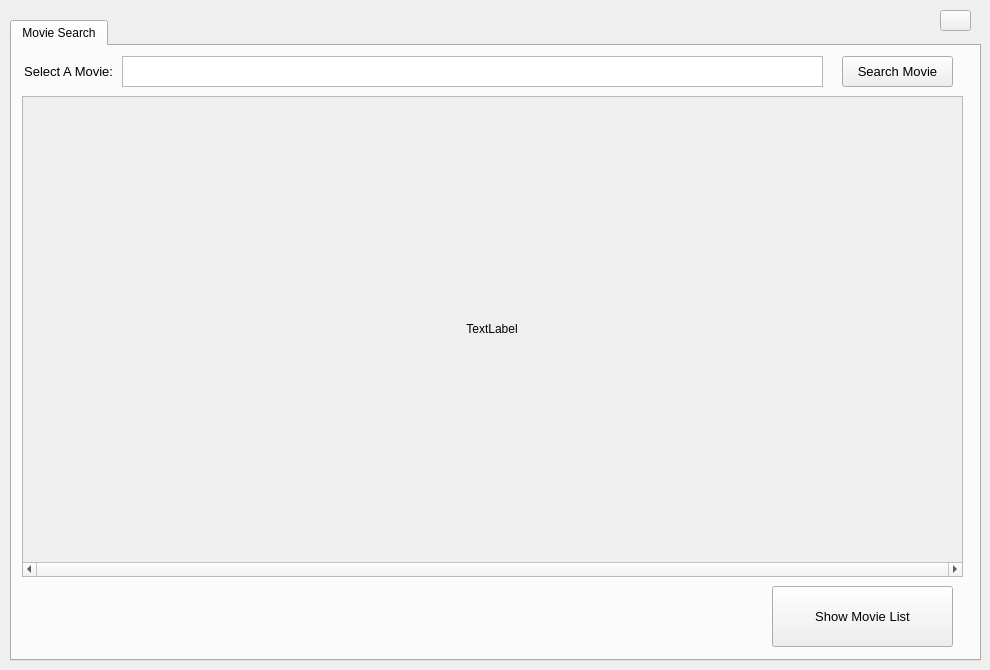
The window that UI Files/MainWindow.ui (Jaydeeph/Entertainment-Planner) describes before a commit, drawn with Qt 5.
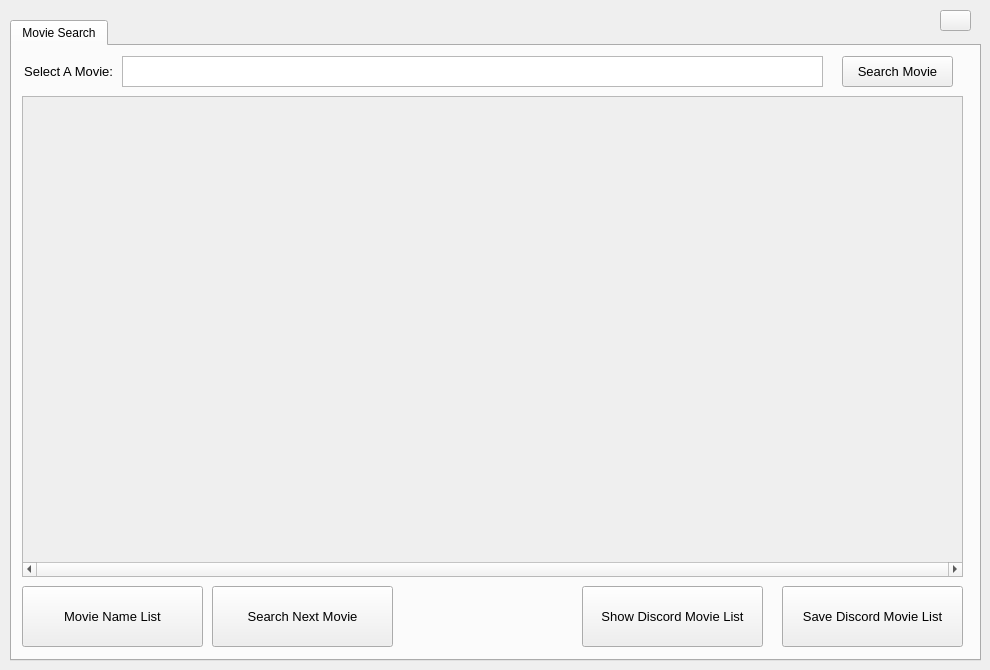
The same window after the commit. Icons and pictures are not drawn.

Commit message: Added a way to search movies via a list.

The edit to the form file:
```diff
--- a/UI Files/MainWindow.ui
+++ b/UI Files/MainWindow.ui
@@ -96,30 +96,7 @@
          <height>462</height>
         </rect>
        </property>
-       <layout class="QHBoxLayout" name="horizontalLayout">
-        <item>
-         <widget class="QLabel" name="testLabel">
-          <property name="minimumSize">
-           <size>
-            <width>300</width>
-            <height>444</height>
-           </size>
-          </property>
-          <property name="maximumSize">
-           <size>
-            <width>300</width>
-            <height>444</height>
-           </size>
-          </property>
-          <property name="text">
-           <string>TextLabel</string>
-          </property>
-          <property name="alignment">
-           <set>Qt::AlignCenter</set>
-          </property>
-         </widget>
-        </item>
-       </layout>
+       <layout class="QHBoxLayout" name="horizontalLayout"/>
       </widget>
      </widget>
      <widget class="QLabel" name="label">
@@ -161,7 +138,7 @@
      <widget class="QPushButton" name="showMovieButton">
       <property name="geometry">
        <rect>
-        <x>760</x>
+        <x>570</x>
         <y>540</y>
         <width>181</width>
         <height>61</height>
@@ -173,7 +150,61 @@
        </font>
       </property>
       <property name="text">
-       <string>Show Movie List</string>
+       <string>Show Discord Movie List</string>
+      </property>
+     </widget>
+     <widget class="QPushButton" name="movieNameListButton">
+      <property name="geometry">
+       <rect>
+        <x>10</x>
+        <y>540</y>
+        <width>181</width>
+        <height>61</height>
+       </rect>
+      </property>
+      <property name="font">
+       <font>
+        <pointsize>10</pointsize>
+       </font>
+      </property>
+      <property name="text">
+       <string>Movie Name List</string>
+      </property>
+     </widget>
+     <widget class="QPushButton" name="saveDiscordMovieListButton">
+      <property name="geometry">
+       <rect>
+        <x>770</x>
+        <y>540</y>
+        <width>181</width>
+        <height>61</height>
+       </rect>
+      </property>
+      <property name="font">
+       <font>
+        <pointsize>10</pointsize>
+       </font>
+      </property>
+      <property name="text">
+       <string>Save Discord Movie List</string>
+      </property>
+     </widget>
+     <widget class="QPushButton" name="searchNextMovieButton">
+      <property name="geometry">
+       <rect>
+        <x>200</x>
+        <y>540</y>
+        <width>181</width>
+        <height>61</height>
+       </rect>
+      </property>
+      <property name="font">
+       <font>
+        <pointsize>10</pointsize>
+       </font>
+      </property>
+      <property name="text">
+       <string>Search Next Movie</string>
       </property>
      </widget>
     </widget>
```
Left out of the diff: 2 changed lines with no effect on the pictures. The commit also changes 5 other files.
